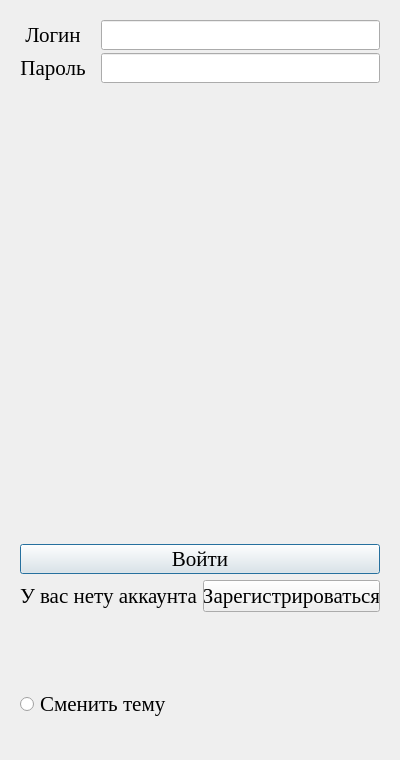
The window that MyApplication/thirdwindow.ui (Prazdnic-Moscow/chat) describes before a commit, drawn with Qt 5.
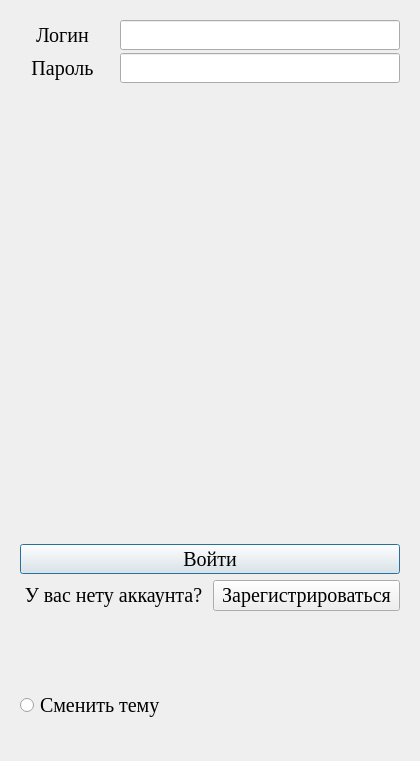
The same window after the commit.

What changed in the file:
```diff
--- a/MyApplication/thirdwindow.ui
+++ b/MyApplication/thirdwindow.ui
@@ -6,8 +6,8 @@
    <rect>
     <x>0</x>
     <y>0</y>
-    <width>400</width>
-    <height>760</height>
+    <width>420</width>
+    <height>761</height>
    </rect>
   </property>
   <property name="sizePolicy">
@@ -18,7 +18,7 @@
   </property>
   <property name="minimumSize">
    <size>
-    <width>400</width>
+    <width>420</width>
     <height>0</height>
    </size>
   </property>
@@ -82,7 +82,7 @@
                <widget class="QLabel" name="label_6">
                 <property name="minimumSize">
                  <size>
-                  <width>0</width>
+                  <width>85</width>
                   <height>30</height>
                  </size>
                 </property>
@@ -95,7 +95,7 @@
                 <property name="font">
                  <font>
                   <family>Times New Roman</family>
-                  <pointsize>16</pointsize>
+                  <pointsize>15</pointsize>
                  </font>
                 </property>
                 <property name="styleSheet">
@@ -126,7 +126,7 @@
                 <property name="font">
                  <font>
                   <family>Times New Roman</family>
-                  <pointsize>16</pointsize>
+                  <pointsize>15</pointsize>
                  </font>
                 </property>
                 <property name="styleSheet">
@@ -244,7 +244,7 @@
             <property name="minimumSize">
              <size>
               <width>0</width>
-              <height>29</height>
+              <height>30</height>
              </size>
             </property>
             <property name="maximumSize">
@@ -256,7 +256,7 @@
             <property name="font">
              <font>
               <family>Times New Roman</family>
-              <pointsize>16</pointsize>
+              <pointsize>15</pointsize>
              </font>
             </property>
             <property name="styleSheet">
@@ -273,23 +273,38 @@
          <layout class="QHBoxLayout" name="horizontalLayout_2">
           <item>
            <widget class="QLabel" name="label_8">
+            <property name="minimumSize">
+             <size>
+              <width>0</width>
+              <height>30</height>
+             </size>
+            </property>
             <property name="font">
              <font>
               <family>Times New Roman</family>
-              <pointsize>16</pointsize>
+              <pointsize>15</pointsize>
              </font>
             </property>
             <property name="text">
              <string>У вас нету аккаунта?</string>
             </property>
+            <property name="alignment">
+             <set>Qt::AlignmentFlag::AlignCenter</set>
+            </property>
            </widget>
           </item>
           <item>
            <widget class="QPushButton" name="pushButton_4">
+            <property name="minimumSize">
+             <size>
+              <width>0</width>
+              <height>30</height>
+             </size>
+            </property>
             <property name="font">
              <font>
               <family>Times New Roman</family>
-              <pointsize>16</pointsize>
+              <pointsize>15</pointsize>
              </font>
             </property>
             <property name="text">
@@ -319,6 +334,12 @@
       </item>
       <item>
        <widget class="QRadioButton" name="radioButton_2">
+        <property name="minimumSize">
+         <size>
+          <width>0</width>
+          <height>30</height>
+         </size>
+        </property>
         <property name="maximumSize">
          <size>
           <width>150</width>
@@ -328,7 +349,7 @@
         <property name="font">
          <font>
           <family>Times New Roman</family>
-          <pointsize>16</pointsize>
+          <pointsize>15</pointsize>
          </font>
         </property>
         <property name="styleSheet">
```
